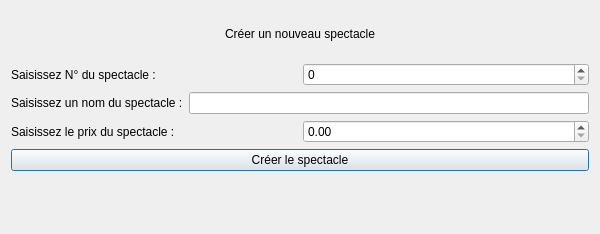
First picture: the form in Theatre_Project/gui/spec_modify.ui, repository alaabenfatma/Projet_SQL_Python, before the edit.
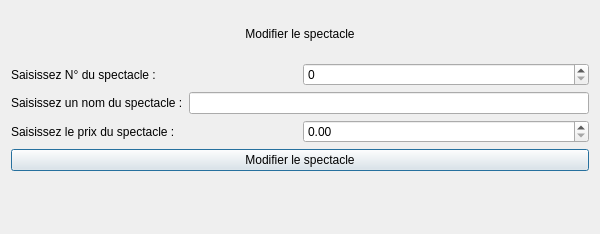
Second picture: the form after the edit.

What changed in the file:
```diff
--- a/Theatre_Project/gui/spec_modify.ui
+++ b/Theatre_Project/gui/spec_modify.ui
@@ -17,7 +17,7 @@
    <item>
     <widget class="QLabel" name="label">
      <property name="text">
-      <string>Créer un nouveau spectacle</string>
+      <string>Modifier le spectacle</string>
      </property>
      <property name="alignment">
       <set>Qt::AlignCenter</set>
@@ -72,7 +72,7 @@
    <item>
     <widget class="QPushButton" name="pushButton">
      <property name="text">
-      <string>Créer le spectacle</string>
+      <string>Modifier le spectacle</string>
      </property>
     </widget>
    </item>
```
